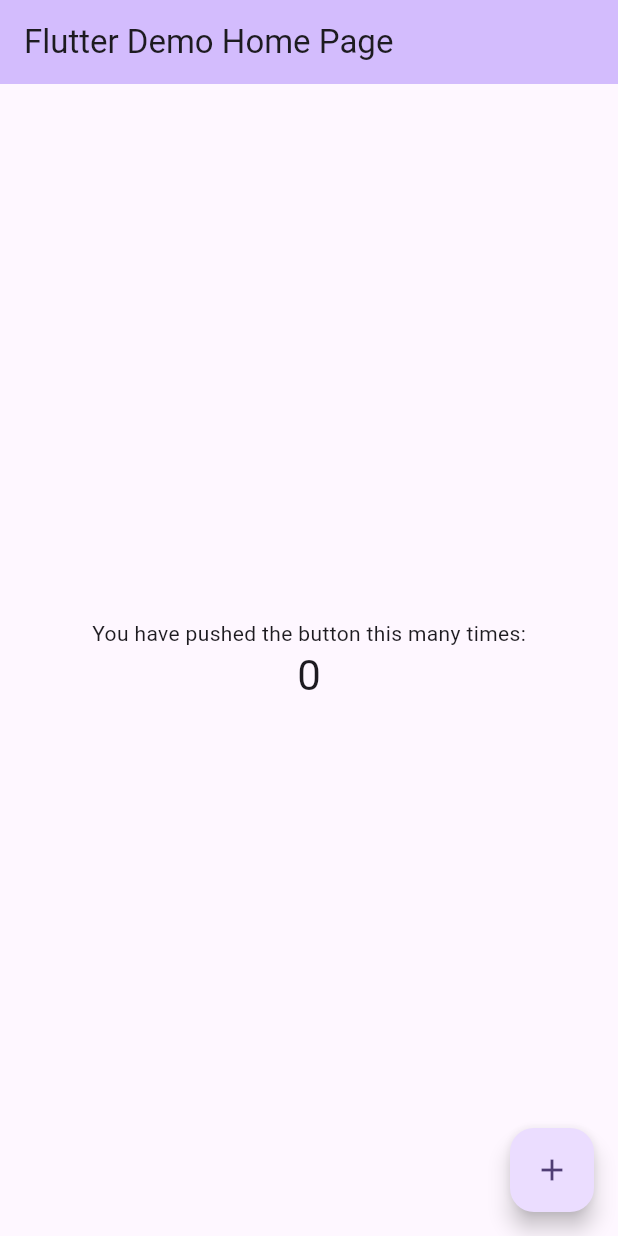
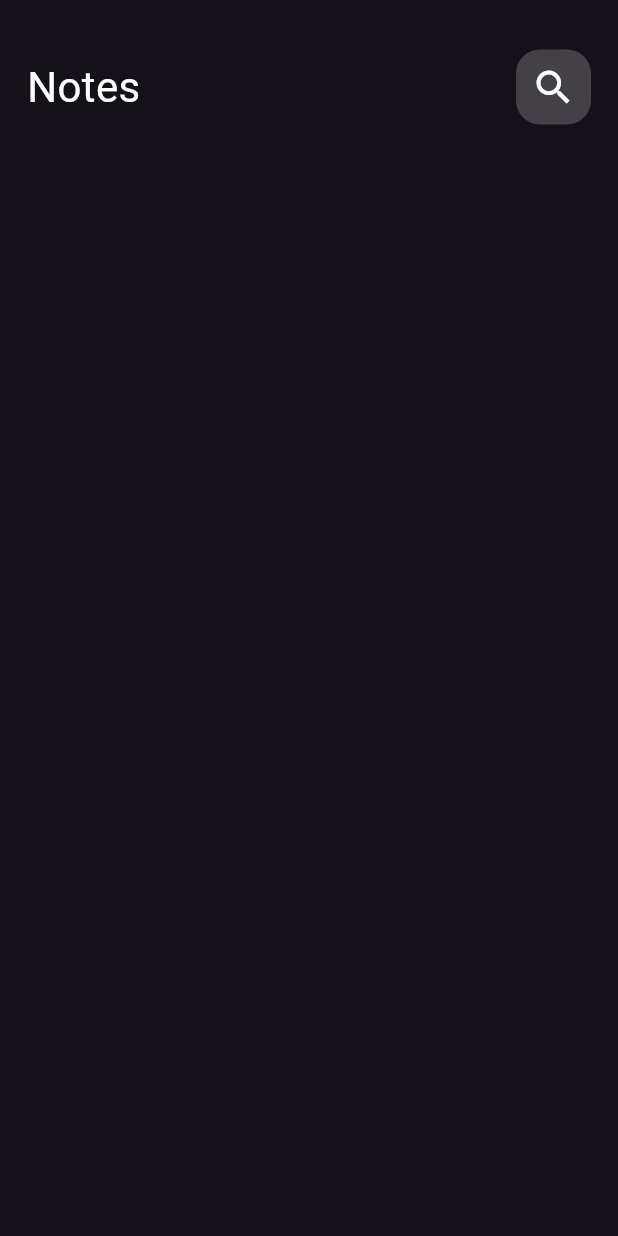
Before and after one commit to MrMeligy/NotaApp, a Flutter app: the screen it shows after launch, on a phone screen of 412 x 824 dp. Run offline on Flutter 3.47's test engine with Material 3 defaults, Android fonts, the phone set to English and light mode, and no system bars.

Commit message:
Add Custom AppBar

```diff
--- a/lib/main.dart
+++ b/lib/main.dart
@@ -1,4 +1,5 @@
 import 'package:flutter/material.dart';
+import 'package:nota/views/home_view.dart';
 
 void main() {
   runApp(const MyApp());
@@ -11,112 +12,9 @@ class MyApp extends StatelessWidget {
   @override
   Widget build(BuildContext context) {
     return MaterialApp(
-      title: 'Flutter Demo',
-      theme: ThemeData(
-        // This is the theme of your application.
-        //
-        // TRY THIS: Try running your application with "flutter run". You'll see
-        // the application has a purple toolbar. Then, without quitting the app,
-        // try changing the seedColor in the colorScheme below to Colors.green
-        // and then invoke "hot reload" (save your changes or press the "hot
-        // reload" button in a Flutter-supported IDE, or press "r" if you used
-        // the command line to start the app).
-        //
-        // Notice that the counter didn't reset back to zero; the application
-        // state is not lost during the reload. To reset the state, use hot
-        // restart instead.
-        //
-        // This works for code too, not just values: Most code changes can be
-        // tested with just a hot reload.
-        colorScheme: ColorScheme.fromSeed(seedColor: Colors.deepPurple),
-      ),
-      home: const MyHomePage(title: 'Flutter Demo Home Page'),
+      debugShowCheckedModeBanner: false,
+      theme: ThemeData.dark(),
+      home: HomeView(),
     );
   }
 }
-
-class MyHomePage extends StatefulWidget {
-  const MyHomePage({super.key, required this.title});
-
-  // This widget is the home page of your application. It is stateful, meaning
-  // that it has a State object (defined below) that contains fields that affect
-  // how it looks.
-
-  // This class is the configuration for the state. It holds the values (in this
-  // case the title) provided by the parent (in this case the App widget) and
-  // used by the build method of the State. Fields in a Widget subclass are
-  // always marked "final".
-
-  final String title;
-
-  @override
-  State<MyHomePage> createState() => _MyHomePageState();
-}
-
-class _MyHomePageState extends State<MyHomePage> {
-  int _counter = 0;
-
-  void _incrementCounter() {
-    setState(() {
-      // This call to setState tells the Flutter framework that something has
-      // changed in this State, which causes it to rerun the build method below
-      // so that the display can reflect the updated values. If we changed
-      // _counter without calling setState(), then the build method would not be
-      // called again, and so nothing would appear to happen.
-      _counter++;
-    });
-  }
-
-  @override
-  Widget build(BuildContext context) {
-    // This method is rerun every time setState is called, for instance as done
-    // by the _incrementCounter method above.
-    //
-    // The Flutter framework has been optimized to make rerunning build methods
-    // fast, so that you can just rebuild anything that needs updating rather
-    // than having to individually change instances of widgets.
-    return Scaffold(
-      appBar: AppBar(
-        // TRY THIS: Try changing the color here to a specific color (to
-        // Colors.amber, perhaps?) and trigger a hot reload to see the AppBar
-        // change color while the other colors stay the same.
-        backgroundColor: Theme.of(context).colorScheme.inversePrimary,
-        // Here we take the value from the MyHomePage object that was created by
-        // the App.build method, and use it to set our appbar title.
-        title: Text(widget.title),
-      ),
-      body: Center(
-        // Center is a layout widget. It takes a single child and positions it
-        // in the middle of the parent.
-        child: Column(
-          // Column is also a layout widget. It takes a list of children and
-          // arranges them vertically. By default, it sizes itself to fit its
-          // children horizontally, and tries to be as tall as its parent.
-          //
-          // Column has various properties to control how it sizes itself and
-          // how it positions its children. Here we use mainAxisAlignment to
-          // center the children vertically; the main axis here is the vertical
-          // axis because Columns are vertical (the cross axis would be
-          // horizontal).
-          //
-          // TRY THIS: Invoke "debug painting" (choose the "Toggle Debug Paint"
-          // action in the IDE, or press "p" in the console), to see the
-          // wireframe for each widget.
-          mainAxisAlignment: MainAxisAlignment.center,
-          children: <Widget>[
-            const Text('You have pushed the button this many times:'),
-            Text(
-              '$_counter',
-              style: Theme.of(context).textTheme.headlineMedium,
-            ),
-          ],
-        ),
-      ),
-      floatingActionButton: FloatingActionButton(
-        onPressed: _incrementCounter,
-        tooltip: 'Increment',
-        child: const Icon(Icons.add),
-      ), // This trailing comma makes auto-formatting nicer for build methods.
-    );
-  }
-}
--- a/lib/screens/home_screen.dart
+++ /dev/null
@@ -1,10 +0,0 @@
-import 'package:flutter/material.dart';
-
-class HomeScreen extends StatelessWidget {
-  const HomeScreen({super.key});
-
-  @override
-  Widget build(BuildContext context) {
-    return Scaffold();
-  }
-}
--- /dev/null
+++ b/lib/views/home_view.dart
@@ -0,0 +1,11 @@
+import 'package:flutter/material.dart';
+import 'package:nota/views/widgets/notes_view_body.dart';
+
+class HomeView extends StatelessWidget {
+  const HomeView({super.key});
+
+  @override
+  Widget build(BuildContext context) {
+    return Scaffold(body: NotesViewBody());
+  }
+}
--- /dev/null
+++ b/lib/views/widgets/custom_appbar.dart
@@ -0,0 +1,24 @@
+import 'package:flutter/material.dart';
+
+class CustomAppBar extends StatelessWidget {
+  const CustomAppBar({super.key});
+
+  @override
+  Widget build(BuildContext context) {
+    return Row(
+      mainAxisAlignment: MainAxisAlignment.spaceBetween,
+      children: [
+        Text("Notes", style: TextStyle(fontSize: 28, color: Colors.white)),
+        Container(
+          height: 50,
+          width: 50,
+          decoration: BoxDecoration(
+            color: Colors.white.withValues(alpha: 0.2),
+            borderRadius: BorderRadius.circular(16),
+          ),
+          child: Center(child: Icon(Icons.search, size: 30)),
+        ),
+      ],
+    );
+  }
+}
--- /dev/null
+++ b/lib/views/widgets/notes_view_body.dart
@@ -0,0 +1,14 @@
+import 'package:flutter/material.dart';
+import 'package:nota/views/widgets/custom_appbar.dart';
+
+class NotesViewBody extends StatelessWidget {
+  const NotesViewBody({super.key});
+
+  @override
+  Widget build(BuildContext context) {
+    return Padding(
+      padding: const EdgeInsets.all(18),
+      child: Column(children: [SizedBox(height: 15), CustomAppBar()]),
+    );
+  }
+}
```
